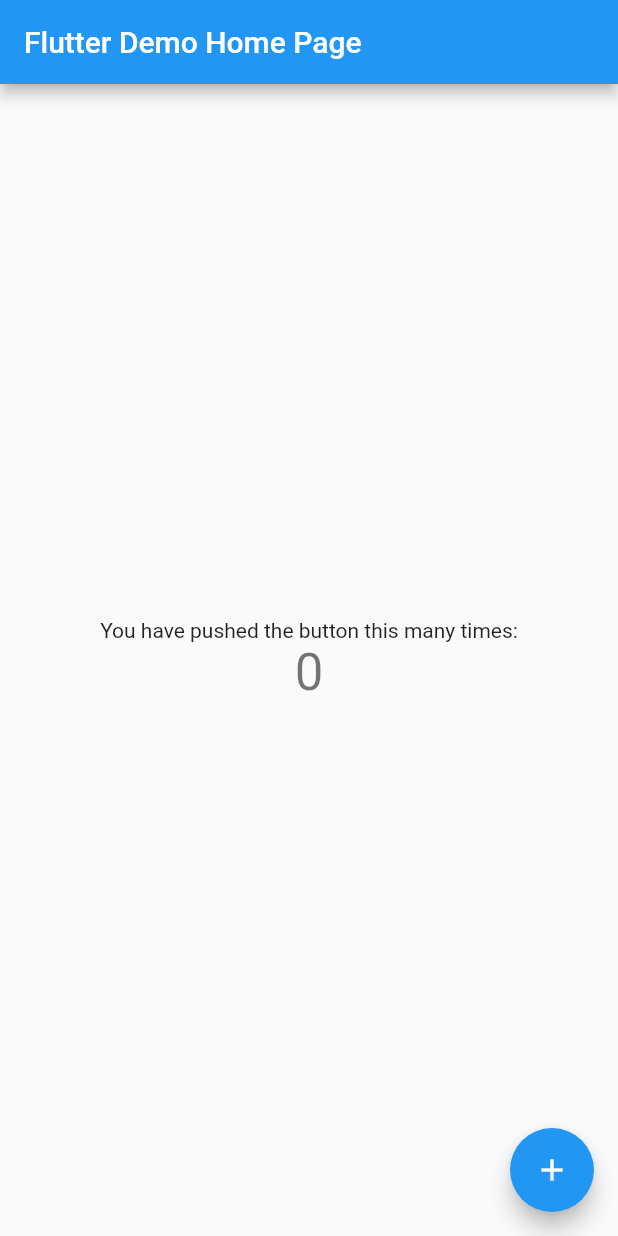
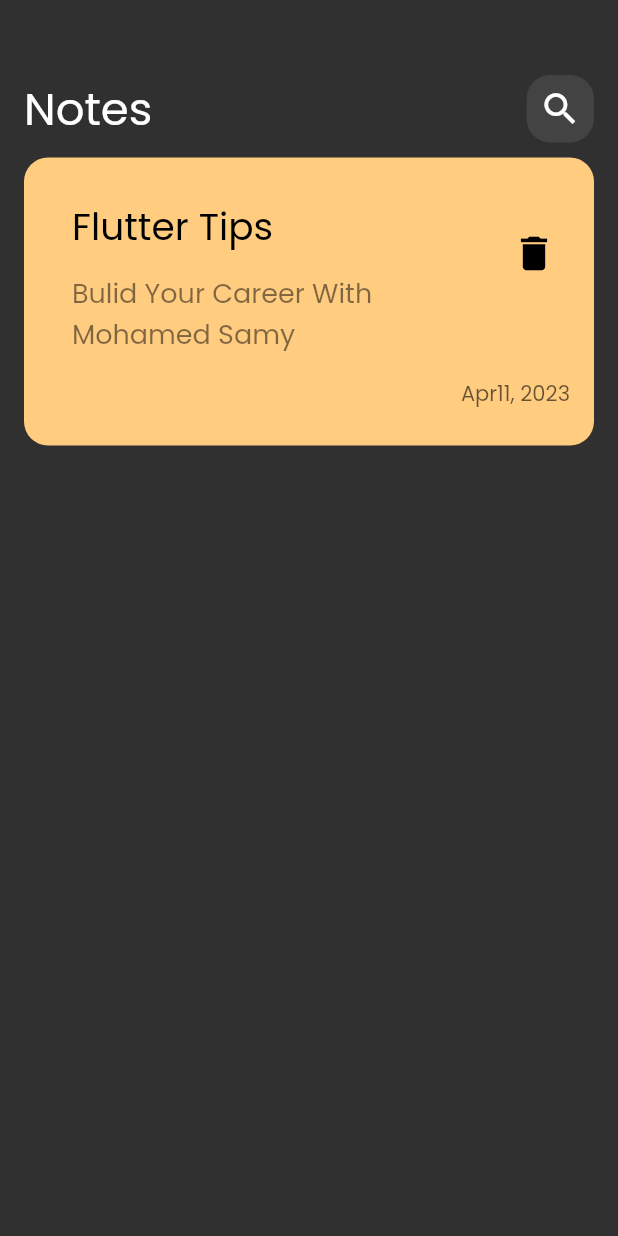
Before and after one commit to MahamedMahgoub/Notes-App, a Flutter app: the screen it shows after launch, on a phone screen of 412 x 824 dp. Run offline on Flutter 3.47's test engine with Material 2 defaults, Android fonts, the phone set to English and light mode, and no system bars.

Commit message:
first commit

```diff
--- a/lib/main.dart
+++ b/lib/main.dart
@@ -1,4 +1,5 @@
 import 'package:flutter/material.dart';
+import 'package:notes_app/views/notes_view.dart';
 
 void main() {
   runApp(const MyApp());
@@ -11,105 +12,12 @@ class MyApp extends StatelessWidget {
   @override
   Widget build(BuildContext context) {
     return MaterialApp(
-      title: 'Flutter Demo',
+      debugShowCheckedModeBanner: false,
       theme: ThemeData(
-        // This is the theme of your application.
-        //
-        // Try running your application with "flutter run". You'll see the
-        // application has a blue toolbar. Then, without quitting the app, try
-        // changing the primarySwatch below to Colors.green and then invoke
-        // "hot reload" (press "r" in the console where you ran "flutter run",
-        // or simply save your changes to "hot reload" in a Flutter IDE).
-        // Notice that the counter didn't reset back to zero; the application
-        // is not restarted.
-        primarySwatch: Colors.blue,
+        brightness: Brightness.dark,
+        fontFamily: 'Poppins',
       ),
-      home: const MyHomePage(title: 'Flutter Demo Home Page'),
+      home: NotesView(),
     );
   }
 }
-
-class MyHomePage extends StatefulWidget {
-  const MyHomePage({super.key, required this.title});
-
-  // This widget is the home page of your application. It is stateful, meaning
-  // that it has a State object (defined below) that contains fields that affect
-  // how it looks.
-
-  // This class is the configuration for the state. It holds the values (in this
-  // case the title) provided by the parent (in this case the App widget) and
-  // used by the build method of the State. Fields in a Widget subclass are
-  // always marked "final".
-
-  final String title;
-
-  @override
-  State<MyHomePage> createState() => _MyHomePageState();
-}
-
-class _MyHomePageState extends State<MyHomePage> {
-  int _counter = 0;
-
-  void _incrementCounter() {
-    setState(() {
-      // This call to setState tells the Flutter framework that something has
-      // changed in this State, which causes it to rerun the build method below
-      // so that the display can reflect the updated values. If we changed
-      // _counter without calling setState(), then the build method would not be
-      // called again, and so nothing would appear to happen.
-      _counter++;
-    });
-  }
-
-  @override
-  Widget build(BuildContext context) {
-    // This method is rerun every time setState is called, for instance as done
-    // by the _incrementCounter method above.
-    //
-    // The Flutter framework has been optimized to make rerunning build methods
-    // fast, so that you can just rebuild anything that needs updating rather
-    // than having to individually change instances of widgets.
-    return Scaffold(
-      appBar: AppBar(
-        // Here we take the value from the MyHomePage object that was created by
-        // the App.build method, and use it to set our appbar title.
-        title: Text(widget.title),
-      ),
-      body: Center(
-        // Center is a layout widget. It takes a single child and positions it
-        // in the middle of the parent.
-        child: Column(
-          // Column is also a layout widget. It takes a list of children and
-          // arranges them vertically. By default, it sizes itself to fit its
-          // children horizontally, and tries to be as tall as its parent.
-          //
-          // Invoke "debug painting" (press "p" in the console, choose the
-          // "Toggle Debug Paint" action from the Flutter Inspector in Android
-          // Studio, or the "Toggle Debug Paint" command in Visual Studio Code)
-          // to see the wireframe for each widget.
-          //
-          // Column has various properties to control how it sizes itself and
-          // how it positions its children. Here we use mainAxisAlignment to
-          // center the children vertically; the main axis here is the vertical
-          // axis because Columns are vertical (the cross axis would be
-          // horizontal).
-          mainAxisAlignment: MainAxisAlignment.center,
-          children: <Widget>[
-            const Text(
-              'You have pushed the button this many times:',
-            ),
-            Text(
-              '$_counter',
-              style: Theme.of(context).textTheme.headlineMedium,
-            ),
-          ],
-        ),
-      ),
-      floatingActionButton: FloatingActionButton(
-        onPressed: _incrementCounter,
-        tooltip: 'Increment',
-        child: const Icon(Icons.add),
-      ), // This trailing comma makes auto-formatting nicer for build methods.
-    );
-  }
-}
--- /dev/null
+++ b/lib/views/notes_view.dart
@@ -0,0 +1,13 @@
+import 'package:flutter/material.dart';
+import 'package:notes_app/views/widegts/note_view_body.dart';
+
+class NotesView extends StatelessWidget {
+  const NotesView({super.key});
+
+  @override
+  Widget build(BuildContext context) {
+    return const Scaffold(
+      body: NoteViewBody(),
+    );
+  }
+}
--- /dev/null
+++ b/lib/views/widegts/custom_appbar.dart
@@ -0,0 +1,23 @@
+import 'package:flutter/material.dart';
+
+import 'custom_search_icon.dart';
+
+class CustomAppBar extends StatelessWidget {
+  const CustomAppBar({super.key});
+
+  @override
+  Widget build(BuildContext context) {
+    return Row(
+      children: const [
+        Text(
+          'Notes',
+          style: TextStyle(
+            fontSize: 30,
+          ),
+        ),
+        Spacer(),
+        CustomSearchIcon(),
+      ],
+    );
+  }
+}
--- /dev/null
+++ b/lib/views/widegts/custom_search_icon.dart
@@ -0,0 +1,22 @@
+import 'package:flutter/material.dart';
+
+class CustomSearchIcon extends StatelessWidget {
+  const CustomSearchIcon({super.key});
+
+  @override
+  Widget build(BuildContext context) {
+    return Container(
+      decoration: BoxDecoration(
+          color: Colors.white.withOpacity(.09),
+          borderRadius: BorderRadius.circular(16)),
+      height: 45,
+      width: 45,
+      child: const Center(
+        child: Icon(
+          Icons.search,
+          size: 28,
+        ),
+      ),
+    );
+  }
+}
--- /dev/null
+++ b/lib/views/widegts/note_item.dart
@@ -0,0 +1,57 @@
+import 'package:flutter/material.dart';
+
+class NoteItem extends StatelessWidget {
+  const NoteItem({super.key});
+
+  @override
+  Widget build(BuildContext context) {
+    return Container(
+      padding: const EdgeInsets.only(top: 24, bottom: 24, left: 16),
+      decoration: BoxDecoration(
+        color: const Color(0xffFFCC80),
+        borderRadius: BorderRadius.circular(16),
+      ),
+      child: Column(
+        crossAxisAlignment: CrossAxisAlignment.end,
+        children: [
+          ListTile(
+            title: const Text(
+              'Flutter Tips',
+              style: TextStyle(
+                color: Colors.black,
+                fontSize: 25,
+              ),
+            ),
+            subtitle: Padding(
+              padding: const EdgeInsets.symmetric(vertical: 12),
+              child: Text(
+                'Bulid Your Career With Mohamed Samy',
+                style: TextStyle(
+                  color: Colors.black.withOpacity(.5),
+                  fontSize: 18,
+                ),
+              ),
+            ),
+            trailing: IconButton(
+              onPressed: () {},
+              icon: const Icon(
+                Icons.delete,
+                color: Colors.black,
+                size: 30,
+              ),
+            ),
+          ),
+          Padding(
+            padding: const EdgeInsets.only(right: 16),
+            child: Text(
+              'Apr11, 2023',
+              style: TextStyle(
+                color: Colors.black.withOpacity(.6),
+              ),
+            ),
+          )
+        ],
+      ),
+    );
+  }
+}
--- /dev/null
+++ b/lib/views/widegts/note_view_body.dart
@@ -0,0 +1,24 @@
+import 'package:flutter/material.dart';
+import 'package:notes_app/views/widegts/custom_appbar.dart';
+import 'package:notes_app/views/widegts/note_item.dart';
+
+class NoteViewBody extends StatelessWidget {
+  const NoteViewBody({super.key});
+
+  @override
+  Widget build(BuildContext context) {
+    return Padding(
+      padding: const EdgeInsets.symmetric(horizontal: 16),
+      child: Column(
+        children: const [
+          SizedBox(
+            height: 50,
+          ),
+          CustomAppBar(),
+          SizedBox(height: 10),
+          NoteItem(),
+        ],
+      ),
+    );
+  }
+}
```
Also changed, not shown: pubspec.yaml (+5 -6 lines), assets/fonts/Poppins-Regular.ttf (added).
